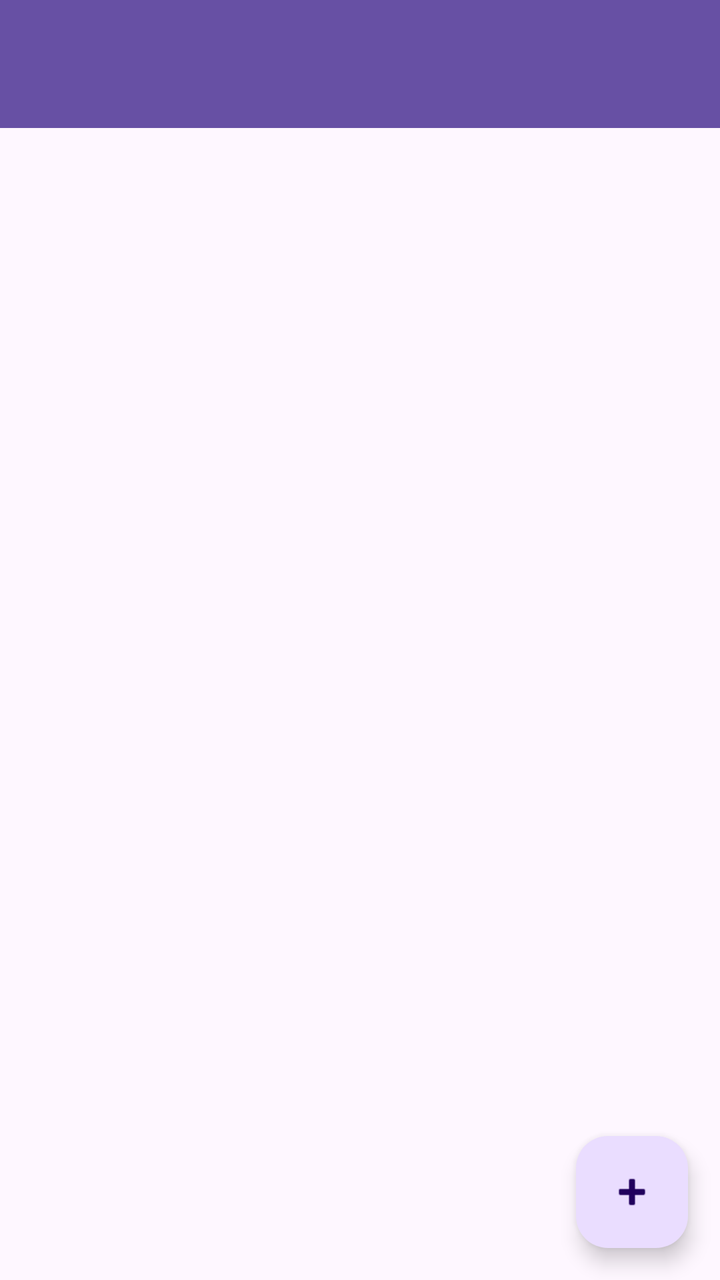
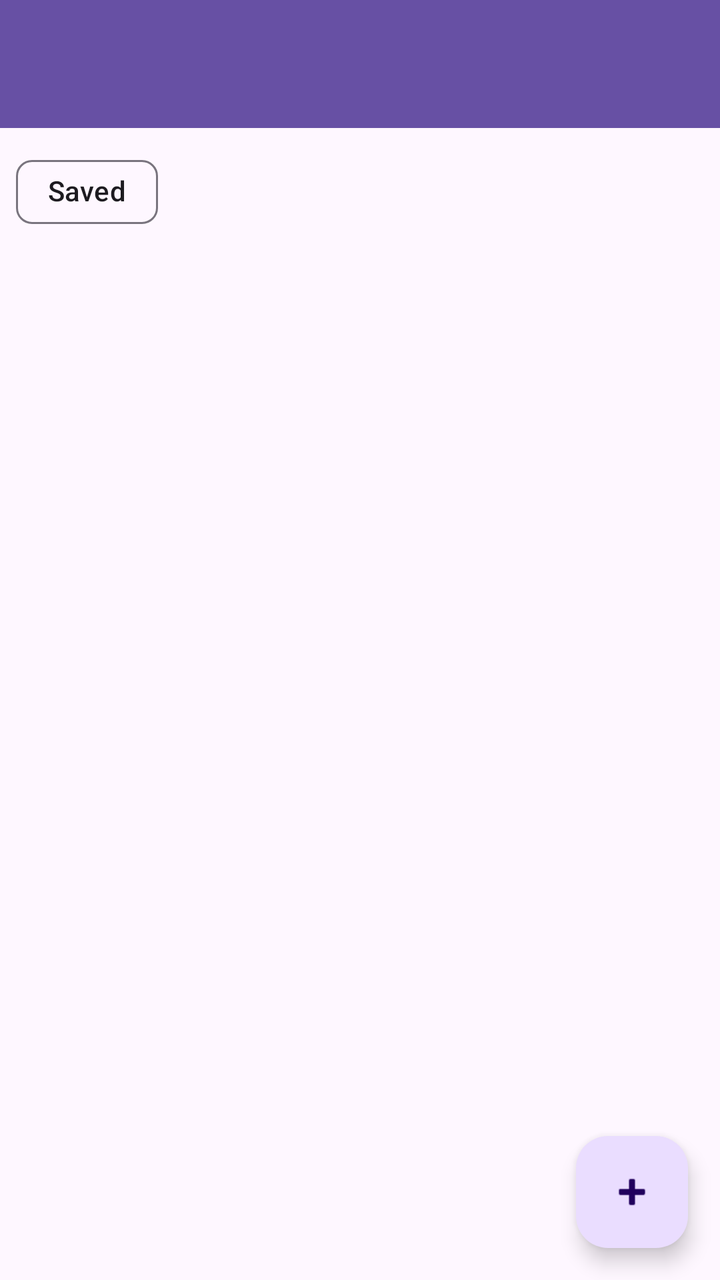

The first picture is an Android layout as it rendered before a commit; the second is the same layout after the commit. The layout source and the unified diff follow.
<!-- AndroidManifest.xml: application theme Theme.BestLLM -->
<!-- res/layout/activity_prompt_list.xml -->
<?xml version="1.0" encoding="utf-8"?>
<androidx.coordinatorlayout.widget.CoordinatorLayout
    xmlns:android="http://schemas.android.com/apk/res/android"
    xmlns:app="http://schemas.android.com/apk/res-auto"
    android:layout_width="match_parent"
    android:layout_height="match_parent">

    
    <com.google.android.material.appbar.AppBarLayout
        android:id="@+id/appbar"
        android:layout_width="match_parent"
        android:layout_height="wrap_content"
        android:fitsSystemWindows="true">

        <com.google.android.material.appbar.MaterialToolbar
            android:id="@+id/toolbar"
            android:layout_width="match_parent"
            android:layout_height="?attr/actionBarSize"
            android:background="?attr/colorPrimary"
            android:theme="@style/ThemeOverlay.MaterialComponents.Dark.ActionBar"
            app:titleCentered="true" />
    </com.google.android.material.appbar.AppBarLayout>

    
    <LinearLayout
        android:id="@+id/content"
        android:layout_width="match_parent"
        android:layout_height="match_parent"
        android:orientation="vertical"
        app:layout_behavior="@string/appbar_scrolling_view_behavior">

        <com.google.android.material.progressindicator.CircularProgressIndicator
            android:id="@+id/progressBar"
            android:layout_width="40dp"
            android:layout_height="40dp"
            android:layout_gravity="center"
            android:visibility="gone"
            android:layout_marginTop="16dp" />

        <androidx.recyclerview.widget.RecyclerView
            android:id="@+id/rvPrompts"
            android:layout_width="match_parent"
            android:layout_height="0dp"
            android:layout_weight="1"
            android:paddingLeft="12dp"
            android:paddingRight="12dp"
            android:paddingBottom="12dp"
            android:clipToPadding="false" />
    </LinearLayout>

    
    <com.google.android.material.floatingactionbutton.FloatingActionButton
        android:id="@+id/fabSharePrompt"
        android:layout_width="wrap_content"
        android:layout_height="wrap_content"
        android:contentDescription="@string/share_prompt"
        app:srcCompat="@android:drawable/ic_input_add"
        android:layout_margin="16dp"
        app:layout_anchor="@id/content"
        app:layout_anchorGravity="bottom|end" />

</androidx.coordinatorlayout.widget.CoordinatorLayout>
<!-- resources referenced by this layout -->
<resources>
  <string name="share_prompt">Share Prompt</string>
  <style name="Theme.BestLLM" parent="Base.Theme.BestLLM" />
  <style name="Base.Theme.BestLLM" parent="Theme.Material3.DayNight.NoActionBar">
          
          
      </style>
</resources>

<!-- the commit's change to res/layout/activity_prompt_list.xml (unified diff, before → after) -->
@@ -37,6 +37,23 @@
             android:visibility="gone"
             android:layout_marginTop="16dp" />
 
+        
+        <com.google.android.material.chip.ChipGroup
+            android:id="@+id/chipGroupFilters"
+            android:layout_width="match_parent"
+            android:layout_height="wrap_content"
+            android:padding="8dp"
+            app:singleSelection="true"
+            app:selectionRequired="false">
+
+            <com.google.android.material.chip.Chip
+                android:id="@+id/chipSaved"
+                android:layout_width="wrap_content"
+                android:layout_height="wrap_content"
+                android:text="Saved"
+                android:checkable="true" />
+        </com.google.android.material.chip.ChipGroup>
+
         <androidx.recyclerview.widget.RecyclerView
             android:id="@+id/rvPrompts"
             android:layout_width="match_parent"
